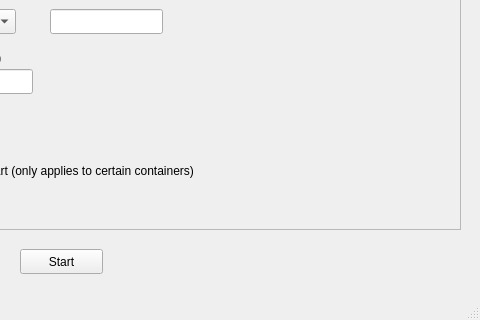
Old version of the form mainwindow.ui in the repository seanmeaney/batch-rencode-qt; both pictures show x 320 to 800 and y 280 to 600 of the 800 by 600 pixel window.
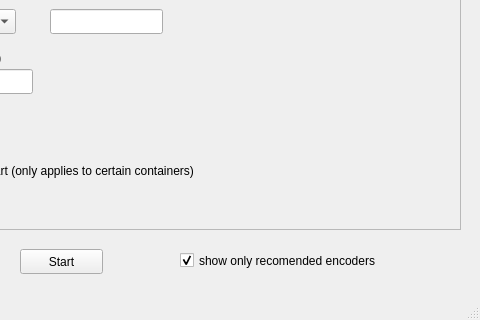
New version of the form.

Commit message: implemented codec class, added recomended codec feature, and added slots for new features

Patch:
```diff
--- a/mainwindow.ui
+++ b/mainwindow.ui
@@ -303,6 +303,22 @@
      </property>
     </widget>
    </widget>
+   <widget class="QCheckBox" name="onlyRecomended">
+    <property name="geometry">
+     <rect>
+      <x>500</x>
+      <y>510</y>
+      <width>241</width>
+      <height>23</height>
+     </rect>
+    </property>
+    <property name="text">
+     <string>show only recomended encoders</string>
+    </property>
+    <property name="checked">
+     <bool>true</bool>
+    </property>
+   </widget>
   </widget>
   <widget class="QMenuBar" name="menubar">
    <property name="geometry">
```
The commit also changes 13 other files.
